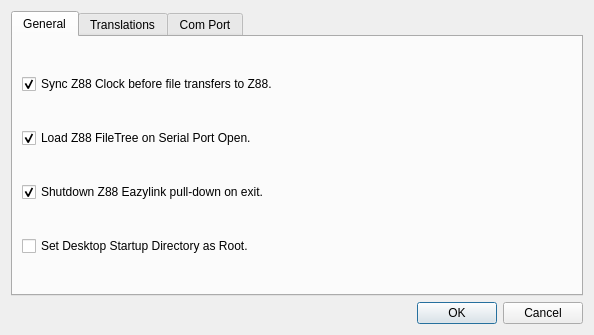
This is wsapps/eazylink2/prefrences_dlg.ui in patters-match/z88 as Qt 5 draws it before an edit. The edited form follows.
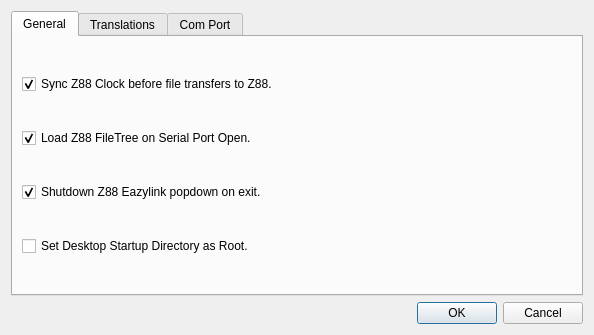
This is the edited form.

Commit message: /wsapps/eazylink, EAZ-49: "pull-down" -> "popdown" (small change in preference panel text).

What changed in the file:
```diff
--- a/wsapps/eazylink2/prefrences_dlg.ui
+++ b/wsapps/eazylink2/prefrences_dlg.ui
@@ -56,7 +56,7 @@
           <string>Quit the Z88 Eazylink pull-down when quitting the Eazylink Client.</string>
          </property>
          <property name="text">
-          <string>Shutdown Z88 Eazylink pull-down on exit.</string>
+          <string>Shutdown Z88 Eazylink popdown on exit.</string>
          </property>
          <property name="checked">
           <bool>true</bool>
```
Left out of the diff: 2 changed lines with no effect on the pictures.
